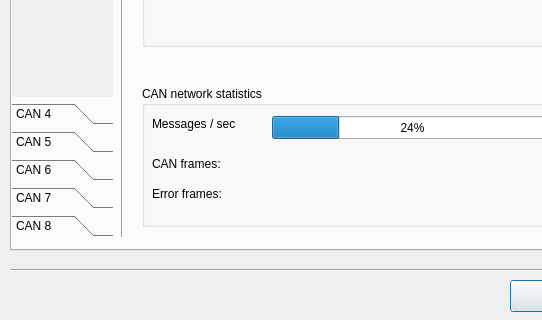
canpie/CANpie, file source/server/forms/ServerConfig.ui: the form before one commit; both pictures show x 0 to 542 and y 160 to 480 of the 640 by 480 pixel window.
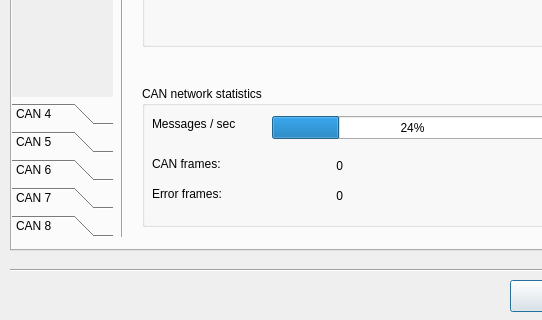
The form after the commit. The open tabs and pages were chosen to show the change. Icons and pictures are not drawn. Custom widgets are drawn as their Qt base class.

Commit message: Add new elements for message statistics

```diff
--- a/source/server/forms/ServerConfig.ui
+++ b/source/server/forms/ServerConfig.ui
@@ -369,6 +369,38 @@
        <string>CAN frames:</string>
       </property>
      </widget>
+     <widget class="QLabel" name="pclCntStatCanM">
+      <property name="geometry">
+       <rect>
+        <x>120</x>
+        <y>70</y>
+        <width>81</width>
+        <height>20</height>
+       </rect>
+      </property>
+      <property name="text">
+       <string>0</string>
+      </property>
+      <property name="alignment">
+       <set>Qt::AlignRight|Qt::AlignTrailing|Qt::AlignVCenter</set>
+      </property>
+     </widget>
+     <widget class="QLabel" name="pclCntStatErrM">
+      <property name="geometry">
+       <rect>
+        <x>130</x>
+        <y>100</y>
+        <width>71</width>
+        <height>20</height>
+       </rect>
+      </property>
+      <property name="text">
+       <string>0</string>
+      </property>
+      <property name="alignment">
+       <set>Qt::AlignRight|Qt::AlignTrailing|Qt::AlignVCenter</set>
+      </property>
+     </widget>
     </widget>
     <widget class="Line" name="line_2">
      <property name="geometry">
```
Left out of the diff: 42 changed lines with no effect on the pictures.
